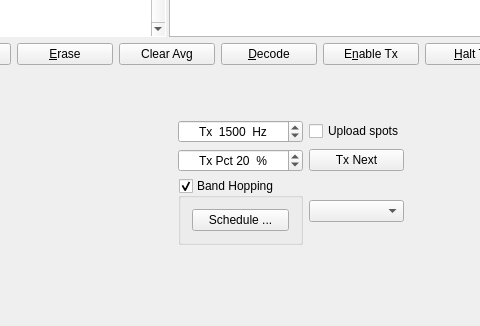
First picture: the form in mainwindow.ui, repository saitohirga/WSJT-X, before the edit; both pictures show x 300 to 780 and y 239 to 565 of the 934 by 565 pixel window.
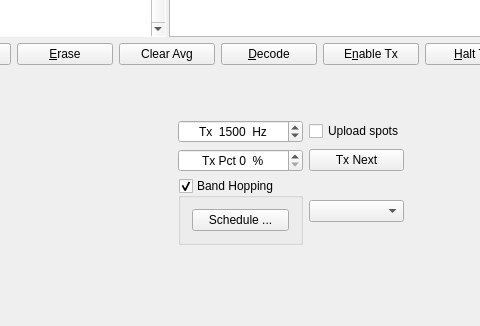
Second picture: the form after the edit. The open tabs and pages were chosen to show the change. Custom widgets are drawn as their Qt base class.

Commit message:
Ensure that the WSPR Tx percentage is correctly initialized
Also tidied some code up.

Patch:
```diff
--- a/mainwindow.ui
+++ b/mainwindow.ui
@@ -1693,9 +1693,6 @@
                     <property name="maximum">
                      <number>100</number>
                     </property>
-                    <property name="value">
-                     <number>20</number>
-                    </property>
                    </widget>
                   </item>
                   <item row="0" column="2">
```
The commit also changes 2 other files.
